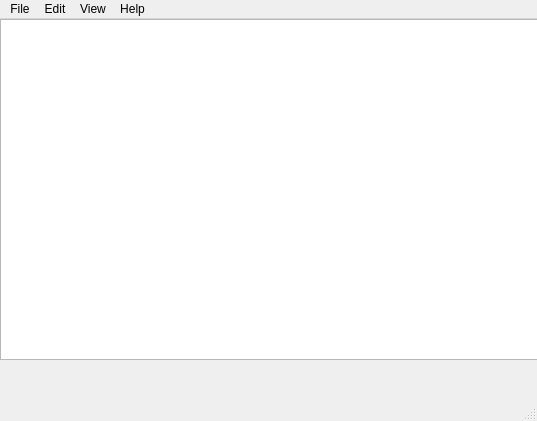
Above: EditorTexto/mainwindow.ui from Antoniolm/Editor_Texto-Qt5 before the change. Below: the same form after it.
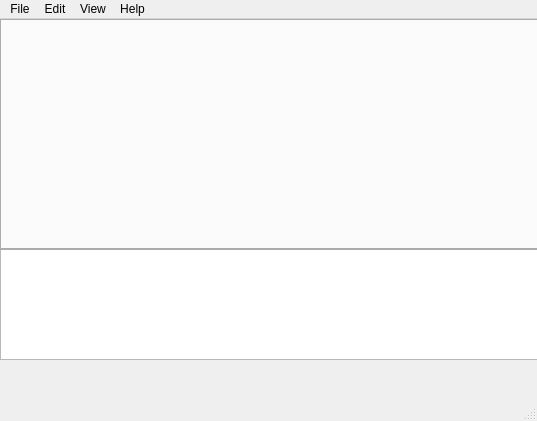
That is the form after the change.

```diff
--- a/EditorTexto/mainwindow.ui
+++ b/EditorTexto/mainwindow.ui
@@ -18,9 +18,9 @@
     <property name="geometry">
      <rect>
       <x>0</x>
-      <y>0</y>
+      <y>230</y>
       <width>541</width>
-      <height>341</height>
+      <height>111</height>
      </rect>
     </property>
    </widget>
@@ -37,6 +37,19 @@
      <string/>
     </property>
    </widget>
+   <widget class="QTabWidget" name="groupQText">
+    <property name="geometry">
+     <rect>
+      <x>0</x>
+      <y>0</y>
+      <width>541</width>
+      <height>231</height>
+     </rect>
+    </property>
+    <property name="currentIndex">
+     <number>-1</number>
+    </property>
+   </widget>
   </widget>
   <widget class="QMenuBar" name="menuBar">
    <property name="geometry">
```
